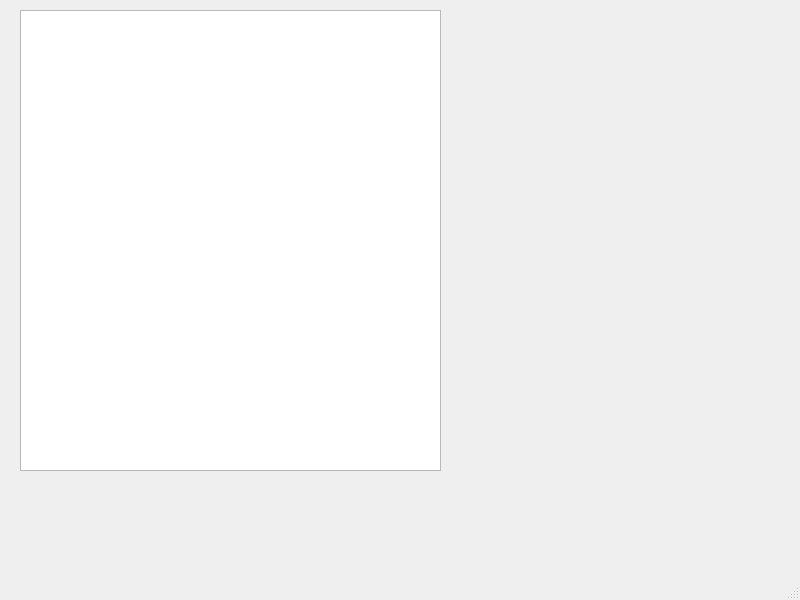
This is project/lab6/mainwindow.ui in aneroid11/Databases as Qt 5 draws it before an edit. The edited form follows.
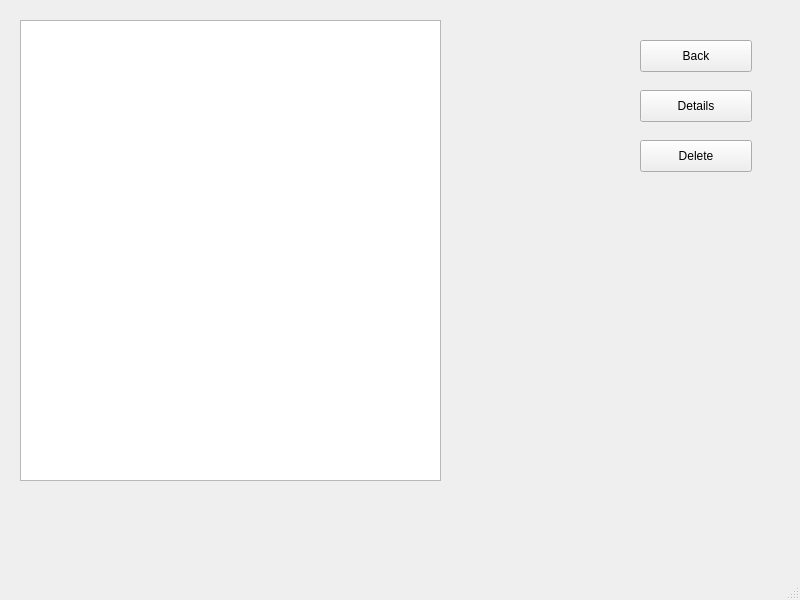
This is the edited form.

Commit message: deleting artists from admin page

What changed in the file:
```diff
--- a/project/lab6/mainwindow.ui
+++ b/project/lab6/mainwindow.ui
@@ -1096,12 +1096,51 @@
       <property name="geometry">
        <rect>
         <x>20</x>
-        <y>10</y>
+        <y>20</y>
         <width>421</width>
         <height>461</height>
        </rect>
       </property>
      </widget>
+     <widget class="QPushButton" name="artists_backButton">
+      <property name="geometry">
+       <rect>
+        <x>640</x>
+        <y>40</y>
+        <width>112</width>
+        <height>32</height>
+       </rect>
+      </property>
+      <property name="text">
+       <string>Back</string>
+      </property>
+     </widget>
+     <widget class="QPushButton" name="artists_detailsButton">
+      <property name="geometry">
+       <rect>
+        <x>640</x>
+        <y>90</y>
+        <width>112</width>
+        <height>32</height>
+       </rect>
+      </property>
+      <property name="text">
+       <string>Details</string>
+      </property>
+     </widget>
+     <widget class="QPushButton" name="artists_deleteButton">
+      <property name="geometry">
+       <rect>
+        <x>640</x>
+        <y>140</y>
+        <width>112</width>
+        <height>32</height>
+       </rect>
+      </property>
+      <property name="text">
+       <string>Delete</string>
+      </property>
+     </widget>
     </widget>
    </widget>
   </widget>
```
The commit also changes 2 other files.
